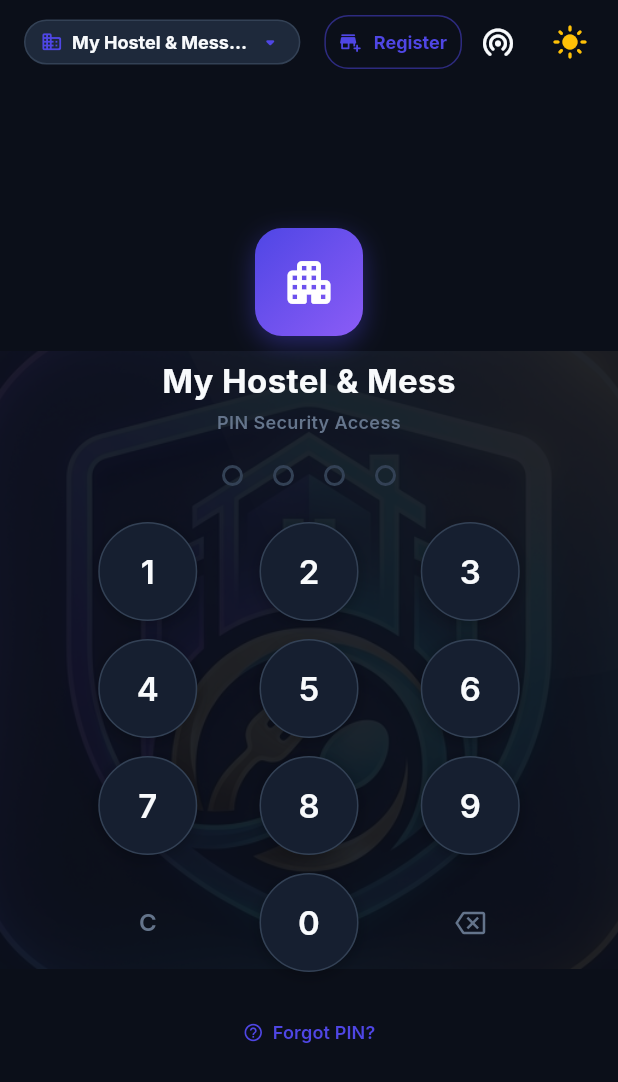
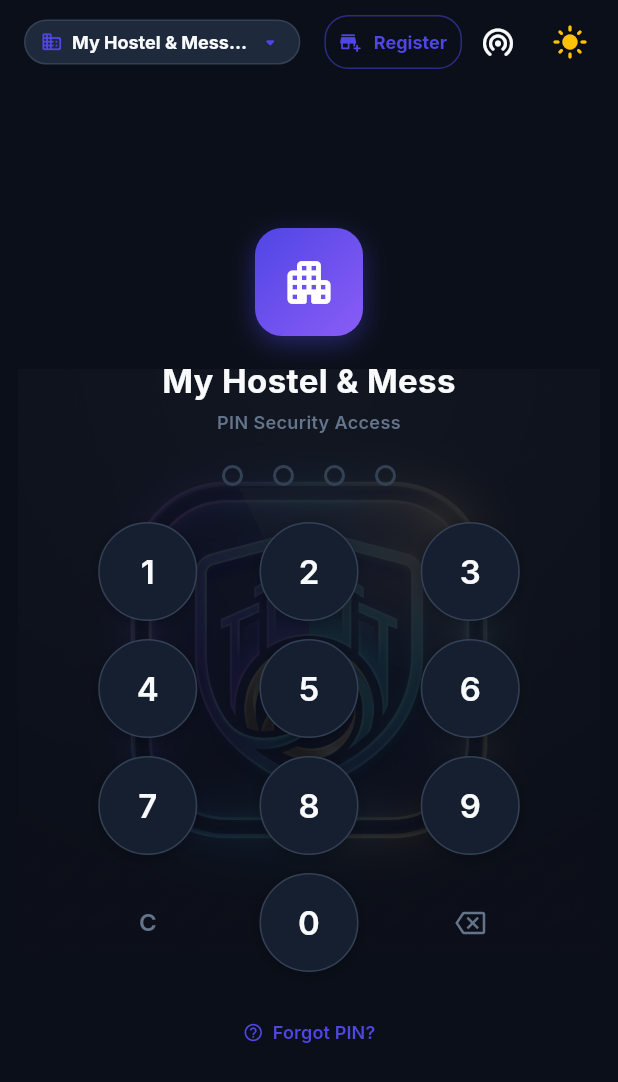
Before and after one commit to neeraj49yadav/Hostel-and-Mess-Management-System, a Flutter app: the screen it shows after launch, on a phone screen of 412 x 824 dp. Shown: the top 1082 px of the screen. Run offline on Flutter 3.47's test engine with Material 3 defaults, Android fonts, the phone set to English and light mode, and no system bars; our stand-ins replace google_fonts, image_picker, pdf, printing, shared_preferences; accounts and stored records are empty; network calls fail.

Commit message:
Ensure complete uncropped emblem with both outer circular rings on login watermark

```diff
--- a/frontend/lib/screens/auth/pin_screen.dart
+++ b/frontend/lib/screens/auth/pin_screen.dart
@@ -902,18 +902,20 @@ class _PinScreenState extends State<PinScreen> {
       ),
       body: Stack(
         children: [
-          // 🌊 App Logo Background Watermark (2X Larger Scale)
+          // 🌊 App Logo Background Watermark (Full Uncropped Emblem with Outer Rings)
           Positioned.fill(
             child: IgnorePointer(
               child: Center(
-                child: ClipRect(
-                  child: Transform.scale(
-                    scale: 2.0,
+                child: Padding(
+                  padding: const EdgeInsets.symmetric(horizontal: 12, vertical: 16),
+                  child: AspectRatio(
+                    aspectRatio: 1.0,
                     child: Opacity(
-                      opacity: isDark ? 0.09 : 0.06,
+                      opacity: isDark ? 0.12 : 0.08,
                       child: Image.asset(
                         'assets/images/app_logo.jpg',
                         fit: BoxFit.contain,
+                        alignment: Alignment.center,
                         errorBuilder: (context, error, stackTrace) => const SizedBox.shrink(),
                       ),
                     ),
```
